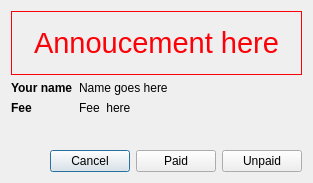
Qt form src/CheckInDialog.ui (simophin/game-matcher-qt) before a commit.
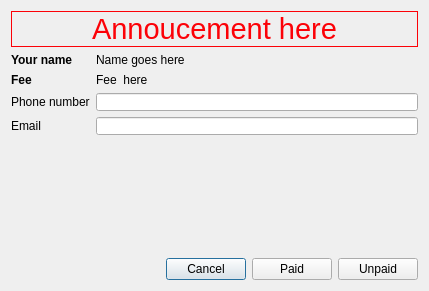
The same form after that commit.

Commit message: Email/phone handling

```diff
--- a/src/CheckInDialog.ui
+++ b/src/CheckInDialog.ui
@@ -9,14 +9,19 @@
    <rect>
     <x>0</x>
     <y>0</y>
-    <width>313</width>
-    <height>183</height>
+    <width>429</width>
+    <height>291</height>
    </rect>
   </property>
   <property name="windowTitle">
    <string>Check in</string>
   </property>
-  <layout class="QVBoxLayout" name="verticalLayout">
+  <property name="styleSheet">
+   <string notr="true">.QLineEdit {
+ padding: 16pt;
+}</string>
+  </property>
+  <layout class="QVBoxLayout" name="verticalLayout" stretch="0,1,0">
    <item>
     <widget class="QLabel" name="annoucement">
      <property name="font">
@@ -86,6 +91,33 @@
        </property>
       </widget>
      </item>
+     <item row="2" column="0">
+      <widget class="QLabel" name="phoneNumberLabel">
+       <property name="text">
+        <string>Phone number</string>
+       </property>
+      </widget>
+     </item>
+     <item row="2" column="1">
+      <widget class="QLineEdit" name="phoneNumberLineEdit"/>
+     </item>
+     <item row="3" column="0">
+      <widget class="QLabel" name="emailLabel">
+       <property name="text">
+        <string>Email</string>
+       </property>
+      </widget>
+     </item>
+     <item row="3" column="1">
+      <widget class="QLineEdit" name="emailLineEdit">
+       <property name="minimumSize">
+        <size>
+         <width>250</width>
+         <height>0</height>
+        </size>
+       </property>
+      </widget>
+     </item>
     </layout>
    </item>
    <item>
```
The commit also changes 5 other files.
